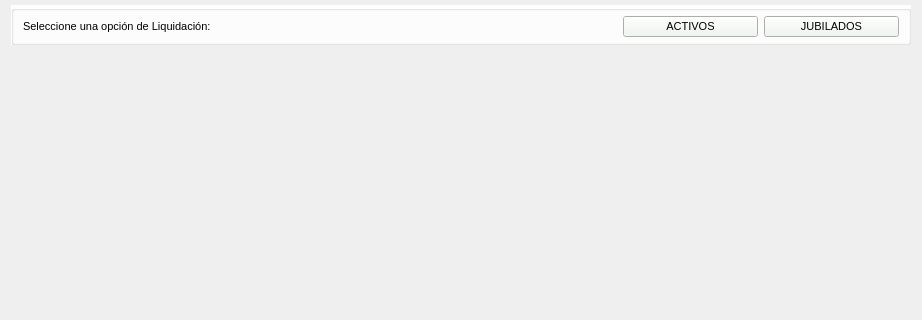
The window that gui/detalles/detalleLiquidacion.ui (shae-ra/sindicato) describes before a commit, drawn with Qt 5; both pictures show x 0 to 922 and y 0 to 320 of the 922 by 612 pixel window.
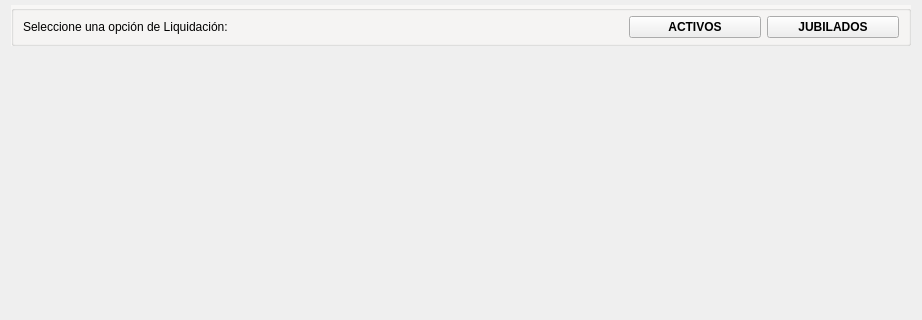
The same window after the commit. Icons and pictures are not drawn.

```diff
--- a/gui/detalles/detalleLiquidacion.ui
+++ b/gui/detalles/detalleLiquidacion.ui
@@ -30,7 +30,8 @@
     <widget class="QGroupBox" name="groupBox">
      <property name="styleSheet">
       <string notr="true">#groupBox{
-background-color: #FFFFFF}</string>
+background-color: #F8F7F6
+}</string>
      </property>
      <property name="title">
       <string/>
@@ -53,20 +54,13 @@
         <property name="font">
          <font>
           <family>Arial</family>
-          <pointsize>8</pointsize>
-          <weight>50</weight>
-          <bold>false</bold>
+          <pointsize>9</pointsize>
+          <weight>75</weight>
+          <bold>true</bold>
          </font>
         </property>
         <property name="styleSheet">
-         <string notr="true">#pushButton_activos{
-background-color:#F0F5EF;
-color: #000000;
-}
-#pushButton_activos:hover{
-background-color:#F0F5EF;
-color: #000000;
-}</string>
+         <string notr="true"/>
         </property>
         <property name="text">
          <string>ACTIVOS</string>
@@ -88,7 +82,7 @@
         <property name="font">
          <font>
           <family>Arial</family>
-          <pointsize>8</pointsize>
+          <pointsize>9</pointsize>
           <weight>50</weight>
           <bold>false</bold>
          </font>
@@ -135,20 +129,13 @@
         <property name="font">
          <font>
           <family>Arial</family>
-          <pointsize>8</pointsize>
-          <weight>50</weight>
-          <bold>false</bold>
+          <pointsize>9</pointsize>
+          <weight>75</weight>
+          <bold>true</bold>
          </font>
         </property>
         <property name="styleSheet">
-         <string notr="true">#pushButton_jubilados{
-background-color:#F0F5EF;
-color: #000000;
-}
-#pushButton_jubilados:hover{
-background-color:#F0F5EF;
-color: #000000;
-}</string>
+         <string notr="true"/>
         </property>
         <property name="text">
          <string>JUBILADOS</string>
```
